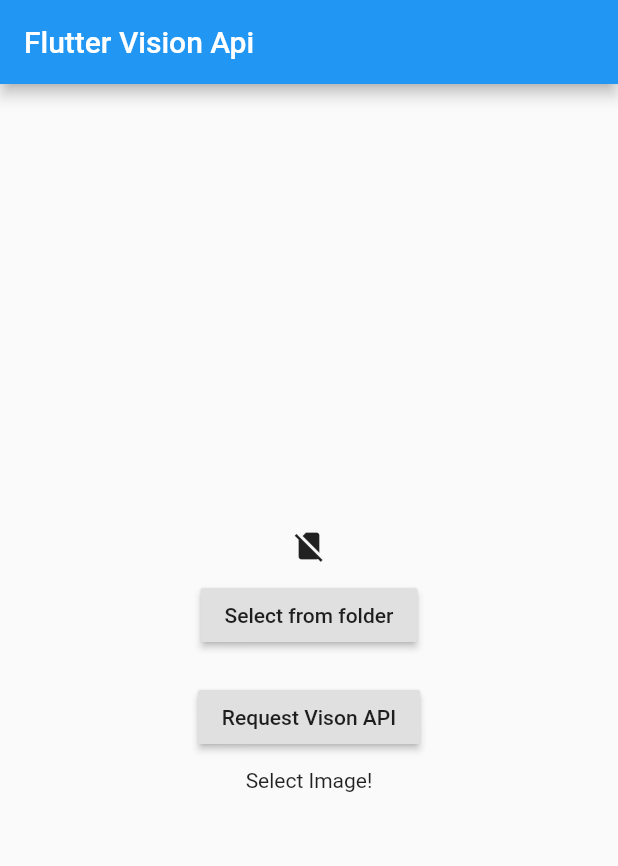
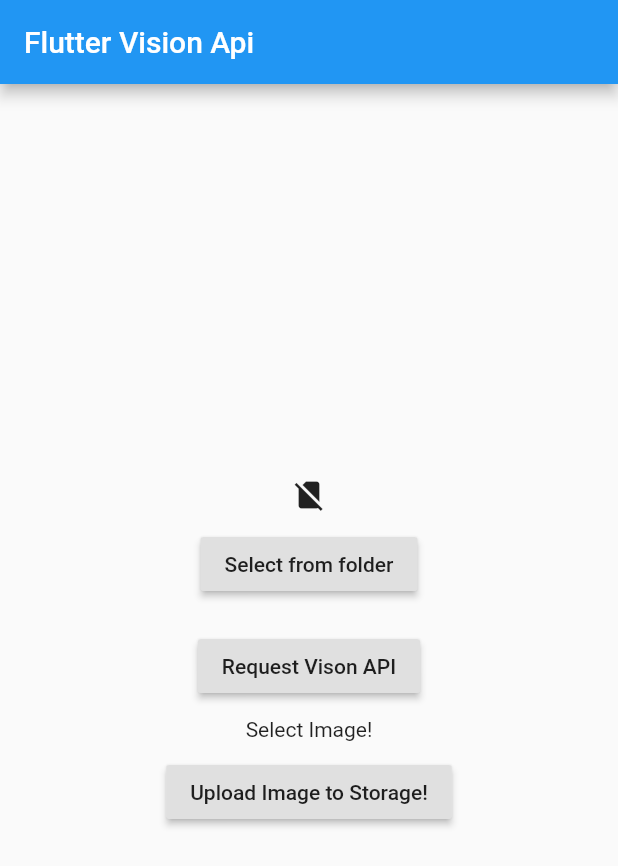
Before and after one commit to TaishinMurase/flutter_visionApi, a Flutter app: the screen it shows after launch, after a tap on "Request Vison API", on a phone screen of 412 x 824 dp. Shown: the top 866 px of the screen. Run offline on Flutter 3.47's test engine with Material 2 defaults, Android fonts, the phone set to English and light mode, and no system bars; our stand-ins replace firebase_storage, image_picker; accounts and stored records are empty.

Commit message:
add function of registring to storage

```diff
--- a/lib/apiVision.dart
+++ b/lib/apiVision.dart
@@ -5,7 +5,7 @@ import 'package:http/http.dart' as http;
 import 'package:meta/meta.dart';
 
 class Api {
-  // path of input image.
+  // path of input
   final File inputImage;
   String base64Image;
 
@@ -21,7 +21,7 @@ class Api {
     // API url and key
     // Input your Api key
     String url = "https://vision.googleapis.com/v1/images:annotate";
-    final key = 'XXXXXXXXXXXXXXXXXXXXXXXXXXXXXXXXXXXXXXXX';
+    final key = 'Input your key';
     String url_key = url + '?key=' + key;
 
     // header
--- a/lib/home.dart
+++ b/lib/home.dart
@@ -1,6 +1,7 @@
 import 'dart:io';
 
 import 'apiVision.dart';
+import 'uploadToStorage.dart';
 
 import 'package:meta/meta.dart';
 import 'package:flutter/material.dart';
@@ -43,6 +44,16 @@ class _MyHomePageState extends State<MyHomePage> {
     setState(() {
       this.imageResult = apiResult;
     });
+  }
+
+  Future<void> uploadImage() async {
+    print('click Upload Image to Storage!');
+    UploadToStorage uploadImage = UploadToStorage(inputImage: imageFile);
+    final result = await uploadImage.uploadImage();
+    print(result);
+    // setState(() {
+    //   this.imageResult = apiResult;
+    // });
   }
 
   @override
@@ -88,7 +99,15 @@ class _MyHomePageState extends State<MyHomePage> {
                       visionAPI();
                     },
                   )),
-              buildText()
+              buildText(),
+              Container(
+                  padding: EdgeInsets.all(10.0),
+                  child: RaisedButton(
+                    child: Text('Upload Image to Storage!'),
+                    onPressed: () {
+                      uploadImage();
+                    },
+                  )),
             ],
           ),
         )
--- a/pubspec.yaml
+++ b/pubspec.yaml
@@ -27,6 +27,8 @@ dependencies:
   image_picker: ^0.4.10
   http: ^0.12.0
   image: ^2.1.6
+  firebase_storage: ^3.0.8
+
 
 dev_dependencies:
   flutter_test:
```
Also changed, not shown: lib/uploadToStorage.dart (added, +55 -0 lines), pubspec.lock, 3 other files.
